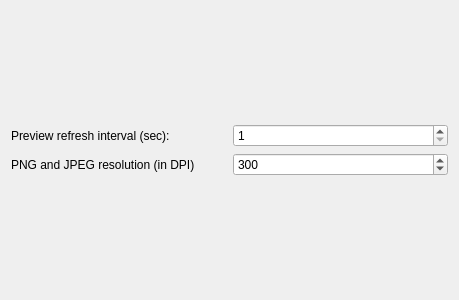
Above: src/cirkuit_general_settings.ui from KDE/cirkuit before the change. Below: the same form after it.
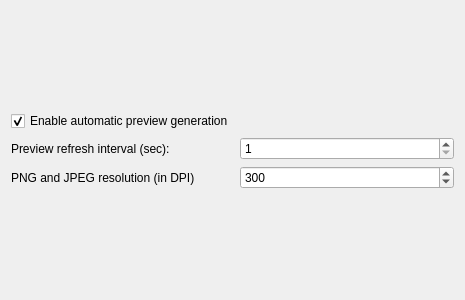
That is the form after the change.

Commit message: Added some settings: - support for external templates - option to disable the automatic preview generation

Patch:
```diff
--- a/src/cirkuit_general_settings.ui
+++ b/src/cirkuit_general_settings.ui
@@ -6,7 +6,7 @@
    <rect>
     <x>0</x>
     <y>0</y>
-    <width>459</width>
+    <width>465</width>
     <height>300</height>
    </rect>
   </property>
@@ -16,14 +16,14 @@
   <layout class="QVBoxLayout" name="verticalLayout">
    <item>
     <layout class="QGridLayout" name="gridLayout">
-     <item row="0" column="0">
+     <item row="1" column="0">
       <widget class="QLabel" name="label">
        <property name="text">
         <string>Preview refresh interval (sec):</string>
        </property>
       </widget>
      </item>
-     <item row="0" column="1">
+     <item row="1" column="1">
       <widget class="QSpinBox" name="kcfg_RefreshInterval">
        <property name="minimum">
         <number>1</number>
@@ -39,14 +39,14 @@
        </property>
       </widget>
      </item>
-     <item row="1" column="0">
+     <item row="2" column="0">
       <widget class="QLabel" name="label_2">
        <property name="text">
         <string>PNG and JPEG resolution (in DPI)</string>
        </property>
       </widget>
      </item>
-     <item row="1" column="1">
+     <item row="2" column="1">
       <widget class="QSpinBox" name="kcfg_ResolutionPpm">
        <property name="minimum">
         <number>10</number>
@@ -62,6 +62,16 @@
        </property>
       </widget>
      </item>
+     <item row="0" column="0">
+      <widget class="QCheckBox" name="kcfg_AutoRefresh">
+       <property name="text">
+        <string>Enable automatic preview generation</string>
+       </property>
+       <property name="checked">
+        <bool>true</bool>
+       </property>
+      </widget>
+     </item>
     </layout>
    </item>
   </layout>
```
Left out of the diff: 19 changed lines with no effect on the pictures. The commit also changes 7 other files.
